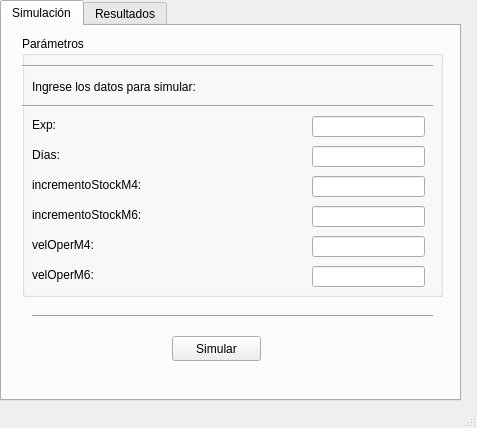
This is window.ui in brunohughes/MyS-FabricaDeMesas as Qt 5 draws it before an edit. The edited form follows.
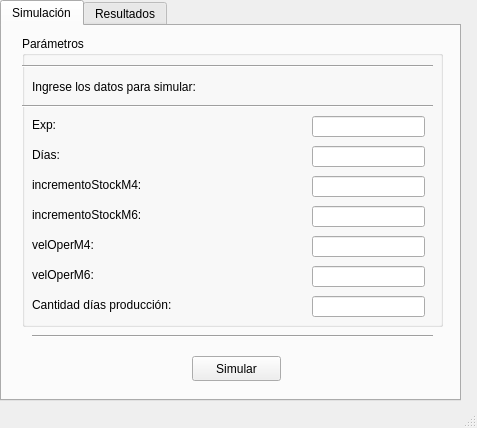
This is the edited form.

Patch:
```diff
--- a/window.ui
+++ b/window.ui
@@ -39,7 +39,7 @@
         <x>20</x>
         <y>10</y>
         <width>421</width>
-        <height>261</height>
+        <height>291</height>
        </rect>
       </property>
       <property name="title">
@@ -209,12 +209,35 @@
         <enum>Qt::Horizontal</enum>
        </property>
       </widget>
+      <widget class="QLabel" name="label_7">
+       <property name="geometry">
+        <rect>
+         <x>10</x>
+         <y>260</y>
+         <width>201</width>
+         <height>17</height>
+        </rect>
+       </property>
+       <property name="text">
+        <string>Cantidad días producción:</string>
+       </property>
+      </widget>
+      <widget class="QLineEdit" name="lineEdit_diasProd">
+       <property name="geometry">
+        <rect>
+         <x>290</x>
+         <y>260</y>
+         <width>113</width>
+         <height>21</height>
+        </rect>
+       </property>
+      </widget>
      </widget>
      <widget class="Line" name="line_3">
       <property name="geometry">
        <rect>
         <x>30</x>
-        <y>280</y>
+        <y>300</y>
         <width>401</width>
         <height>20</height>
        </rect>
@@ -239,8 +262,8 @@
      <widget class="QPushButton" name="btnSimulacion">
       <property name="geometry">
        <rect>
-        <x>170</x>
-        <y>310</y>
+        <x>190</x>
+        <y>330</y>
         <width>89</width>
         <height>25</height>
        </rect>
```
